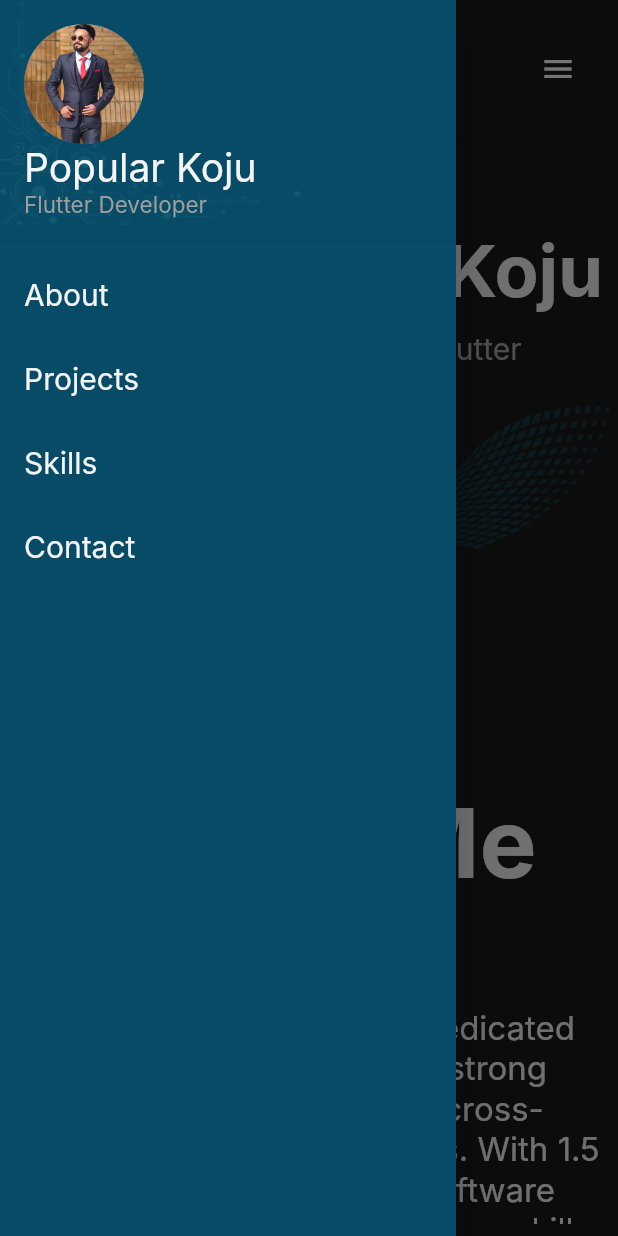
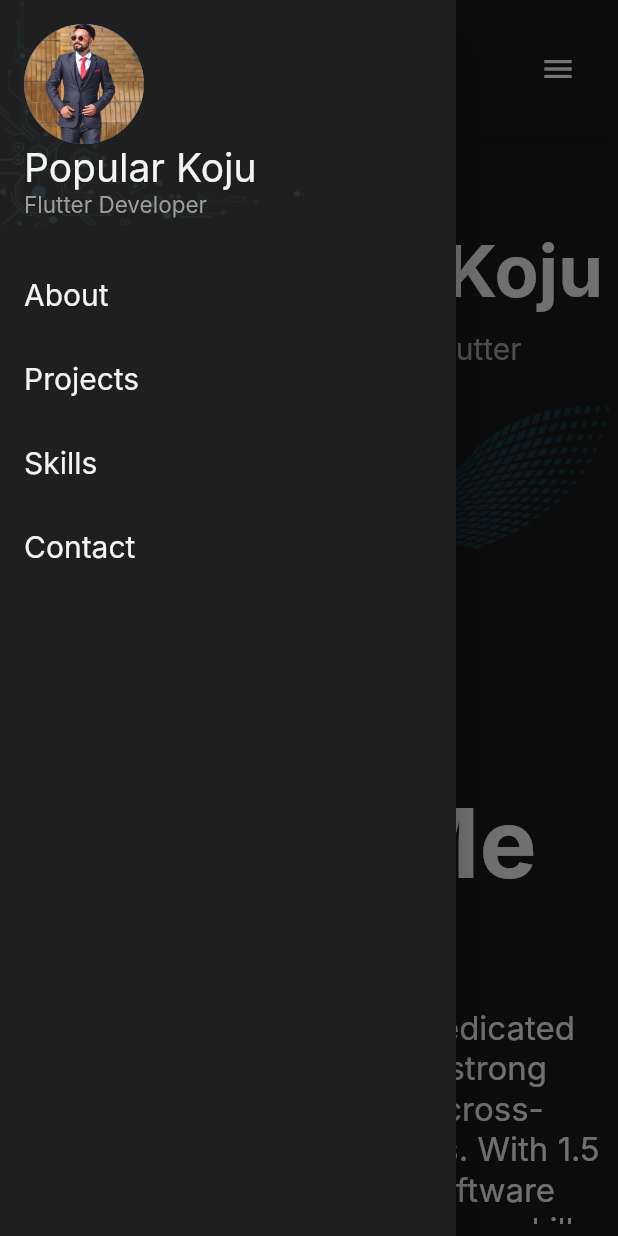
Before and after one commit to Popularkoju/portfolio, a Flutter app: the screen it shows after launch, with the side drawer open, on a phone screen of 412 x 824 dp. Run offline on Flutter 3.47's test engine with Material 2 defaults, Android fonts, the phone set to English and light mode, and no system bars; drawn by our look-alikes of scrollable_positioned_list; our stand-ins replace flutter_animate, responsive_builder; missing offline and left inert: dart:html; Roboto replaces fonts that are missing (Inter).

Commit message:
cv changed

```diff
--- a/lib/Screens/Contents/About me.dart
+++ b/lib/Screens/Contents/About me.dart
@@ -55,6 +55,10 @@ class _AboutMeState extends State<AboutMe> {
                     children: [
                       Container(
                         decoration: BoxDecoration(
+                          gradient: const RadialGradient(
+                    colors: [Colors.black54, Colors.black26],
+                    radius: 0.75,
+                  ),
                           border: Border.all(width: 3, color: const Color(0xff25B1FF)),
                         ),
                         height:context.watch<FunctionalManagement>().textHeight,
--- a/lib/Screens/Contents/FirstShow.dart
+++ b/lib/Screens/Contents/FirstShow.dart
@@ -119,7 +119,7 @@ class FirstShow extends StatelessWidget {
           height: 16,
         ),
         AppButtonOutline(onPressedFunction: () async {
-          await downloadPdf("https://drive.google.com/uc?export=download&id=1ejZO-_aJC5Lkrx1pTy4PyE4bkMfzhGjw");
+          await downloadPdf("https://drive.google.com/uc?export=download&id=1sPhxEqNVYMcOO-iFwkIJ5KsdXfCuf4wO");
         }, text: "Download CV")
 
       ],
@@ -134,5 +134,6 @@ class FirstShow extends StatelessWidget {
 
 }
 
+// https://drive.google.com/file/d/1sPhxEqNVYMcOO-iFwkIJ5KsdXfCuf4wO/view?usp=drive_link
 // https://drive.google.com/file/d/1ejZO-_aJC5Lkrx1pTy4PyE4bkMfzhGjw/view
 // https://drive.google.com/uc?export=download&id=1ejZO-_aJC5Lkrx1pTy4PyE4bkMfzhGjw
--- a/lib/Screens/Contents/Widgets/NavDrawer.dart
+++ b/lib/Screens/Contents/Widgets/NavDrawer.dart
@@ -1,4 +1,5 @@
 import 'package:flutter/material.dart';
+import 'package:profile/Components/ColorPallete.dart';
 import 'package:profile/Screens/Contents/Widgets/NavBarItems.dart';
 import 'package:profile/StateManagement/DataManagement.dart';
 import 'package:provider/provider.dart';
@@ -10,7 +11,7 @@ class NavDrawer extends StatelessWidget {
   @override
   Widget build(BuildContext context) {
     return Drawer(
-      backgroundColor: const Color(0Xff084B66),
+      backgroundColor: ColorPalette.darkContainerColor,
       child: Column(
         crossAxisAlignment: CrossAxisAlignment.end,
         children: [
--- a/lib/StateManagement/DataManagement.dart
+++ b/lib/StateManagement/DataManagement.dart
@@ -29,6 +29,11 @@
         description:
             "Part of  Faasto app for distributors for the Order acceptance, order confirmation, billing, and order delivery. The user's assigned roles facilitate quick access to their particular task.  "),
     ProjectModel(
+        image: "assets/fuser.png",
+        title: "Fuser",
+        description:
+        "Flutter based mobile app for Field representatives for collecting outlet's order(offline and online) with billing system, orders history, offline to FR(Field Representatives) for FMCG company."),
+    ProjectModel(
         image: "assets/beat.jpg",
         title: "Beat Management",
         description:
--- a/lib/StateManagement/FunctionManagement.dart
+++ b/lib/StateManagement/FunctionManagement.dart
@@ -66,9 +66,9 @@ class FunctionalManagement with ChangeNotifier, DiagnosticableTreeMixin {
 
   calculateHeightOfText() {
     WidgetsBinding.instance.addPostFrameCallback((timeStamp) {
-      final RenderBox box =
+      final RenderBox  box =
           textKey.currentContext?.findRenderObject() as RenderBox;
-      if (box != null) {
+      if (box.size != null) {
         textHeight = box.size.height +200;
         notifyListeners();
       }else{
```
Also changed, not shown: assets/fuser.png (added).
